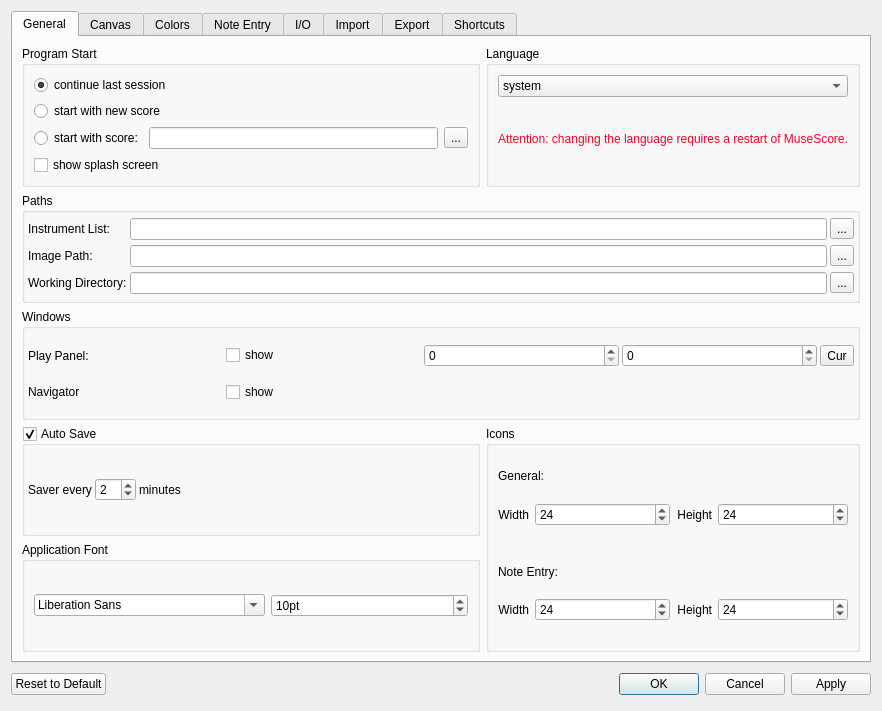
Old version of the form mscore/mscore/prefsdialog.ui in the repository musescore/musescore-old.
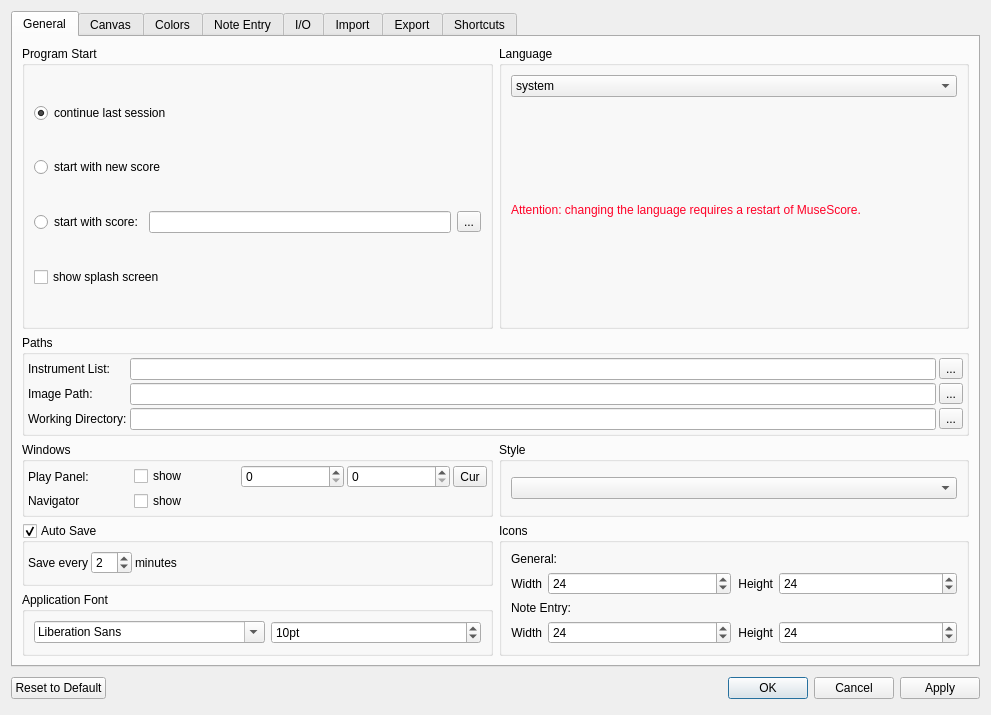
New version of the form. Icons and pictures are not drawn. Custom widgets are drawn as their Qt base class.

Commit message: configurable application style; more flexible palettes

```diff
--- a/mscore/mscore/prefsdialog.ui
+++ b/mscore/mscore/prefsdialog.ui
@@ -5,8 +5,8 @@
    <rect>
     <x>0</x>
     <y>0</y>
-    <width>882</width>
-    <height>711</height>
+    <width>991</width>
+    <height>715</height>
    </rect>
   </property>
   <property name="windowTitle" >
@@ -29,7 +29,7 @@
           <string>Program Start</string>
          </property>
          <property name="flat" >
-          <bool>true</bool>
+          <bool>false</bool>
          </property>
          <layout class="QVBoxLayout" name="verticalLayout_3" >
           <item>
@@ -90,7 +90,10 @@
           <string>Language</string>
          </property>
          <property name="flat" >
-          <bool>true</bool>
+          <bool>false</bool>
+         </property>
+         <property name="checkable" >
+          <bool>false</bool>
          </property>
          <layout class="QVBoxLayout" name="verticalLayout" >
           <item>
@@ -144,6 +147,12 @@
           </item>
           <item>
            <widget class="QLabel" name="restartWarning_2" >
+            <property name="sizePolicy" >
+             <sizepolicy vsizetype="Expanding" hsizetype="Expanding" >
+              <horstretch>0</horstretch>
+              <verstretch>0</verstretch>
+             </sizepolicy>
+            </property>
             <property name="palette" >
              <palette>
               <active>
@@ -184,6 +193,12 @@
             <property name="text" >
              <string>Attention: changing the language requires a restart of MuseScore.</string>
             </property>
+            <property name="textFormat" >
+             <enum>Qt::PlainText</enum>
+            </property>
+            <property name="wordWrap" >
+             <bool>true</bool>
+            </property>
            </widget>
           </item>
          </layout>
@@ -195,7 +210,7 @@
           <string>Paths</string>
          </property>
          <property name="flat" >
-          <bool>true</bool>
+          <bool>false</bool>
          </property>
          <layout class="QGridLayout" >
           <property name="margin" >
@@ -270,13 +285,13 @@
          </layout>
         </widget>
        </item>
-       <item row="2" column="0" colspan="2" >
+       <item row="2" column="0" >
         <widget class="QGroupBox" name="groupBox" >
          <property name="title" >
           <string>Windows</string>
          </property>
          <property name="flat" >
-          <bool>true</bool>
+          <bool>false</bool>
          </property>
          <layout class="QGridLayout" >
           <property name="margin" >
@@ -343,13 +358,25 @@
          </layout>
         </widget>
        </item>
+       <item row="2" column="1" >
+        <widget class="QGroupBox" name="groupBox_14" >
+         <property name="title" >
+          <string>Style</string>
+         </property>
+         <layout class="QVBoxLayout" name="verticalLayout_4" >
+          <item>
+           <widget class="QComboBox" name="styleCombo" />
+          </item>
+         </layout>
+        </widget>
+       </item>
        <item row="3" column="0" >
         <widget class="QGroupBox" name="autoSave" >
          <property name="title" >
           <string>Auto Save</string>
          </property>
          <property name="flat" >
-          <bool>true</bool>
+          <bool>false</bool>
          </property>
          <property name="checkable" >
           <bool>true</bool>
@@ -364,7 +391,7 @@
           <item>
            <widget class="QLabel" name="label_25" >
             <property name="text" >
-             <string>Saver every</string>
+             <string>Save every</string>
             </property>
            </widget>
           </item>
@@ -407,7 +434,7 @@
           <string>Icons</string>
          </property>
          <property name="flat" >
-          <bool>true</bool>
+          <bool>false</bool>
          </property>
          <layout class="QGridLayout" name="gridLayout_3" >
           <item row="0" column="0" colspan="2" >
@@ -513,9 +540,6 @@
           </item>
           <item row="3" column="1" >
            <layout class="QFormLayout" name="formLayout_5" >
-            <property name="fieldGrowthPolicy" >
-             <enum>QFormLayout::AllNonFixedFieldsGrow</enum>
-            </property>
             <item row="0" column="1" >
              <widget class="QSpinBox" name="noteEntryIconHeight" >
               <property name="minimum" >
@@ -550,7 +574,7 @@
           <string>Application Font</string>
          </property>
          <property name="flat" >
-          <bool>true</bool>
+          <bool>false</bool>
          </property>
          <layout class="QHBoxLayout" name="horizontalLayout" >
           <item>
```
Left out of the diff: 4 changed lines with no effect on the pictures. The commit also changes 12 other files.
